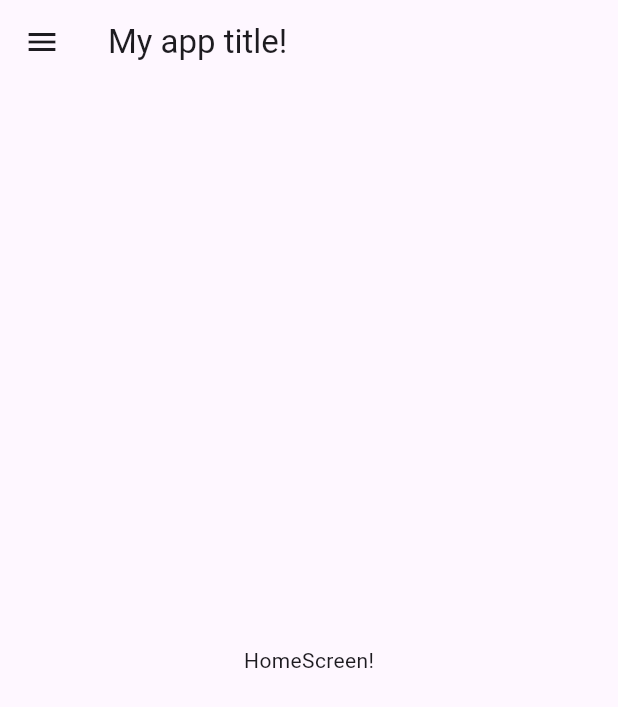
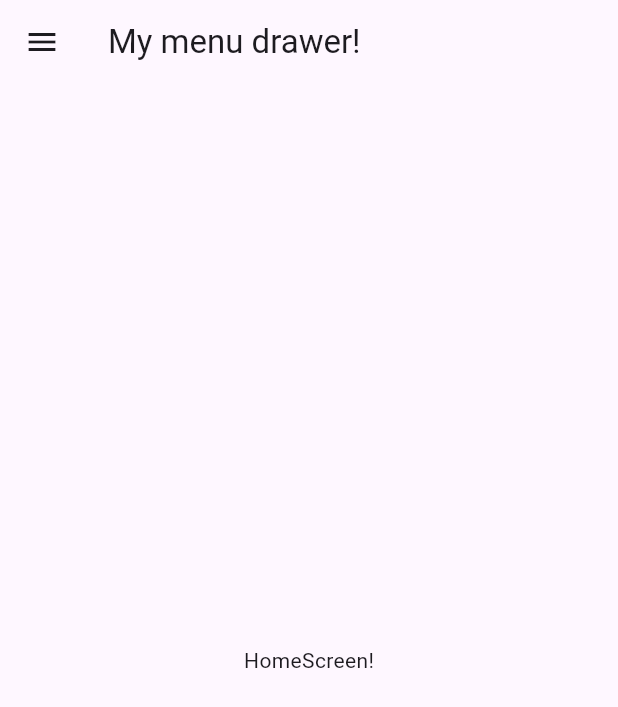
Before and after one commit to jesusherrera94/ejercicios_movil_2025Q2, a Flutter app: the screen it shows after launch, after a tap on the "menu" icon, after a tap on "Home", on a phone screen of 412 x 824 dp. Shown: the top 707 px of the screen. Run offline on Flutter 3.47's test engine with Material 3 defaults, Android fonts, the phone set to English and light mode, and no system bars.

Commit message:
Update drawer.dart

```diff
--- a/menudrawer/lib/drawer.dart
+++ b/menudrawer/lib/drawer.dart
@@ -4,16 +4,17 @@ import 'screens/profile.dart';
 
 
 class MenuDrawer extends StatefulWidget {
-  const MenuDrawer({super.key});
+
   @override
   State<MenuDrawer> createState() => _MenuDrawerState();
+
 }
 
 class _MenuDrawerState extends State<MenuDrawer> {
 
   int _selectedIndex = 0;
 
-  static const List<Widget> _screens = [
+  final List<Widget> _screens = [
     HomeScreen(),
     ProfileScreen()
   ];
@@ -24,47 +25,47 @@ class _MenuDrawerState extends State<MenuDrawer> {
     });
   }
 
+
+
   @override
   Widget build(BuildContext context) {
     return Scaffold(
       appBar: AppBar(
-        title: Text('My app title!'),
+        title: Text('My menu drawer!'),
         leading: Builder(builder: (context) {
           return IconButton(onPressed: () {
-            Scaffold.of(context).openDrawer();
-          }, icon: const Icon(Icons.menu));
+            Scaffold.of(context).openDrawer(); // abrir el menu
+          }, icon: Icon(Icons.menu));
         }),
       ),
       body: _screens[_selectedIndex],
       drawer: Drawer(
         child: ListView(
-          padding: EdgeInsets.zero,
+          padding: EdgeInsets.zero, // removiendo padding
           children: [
-            const DrawerHeader(
+            DrawerHeader(child: Text('Drawer Header!'),
             decoration: BoxDecoration(color: Colors.blueAccent),
-              child: Text('Drawer Header!')),
+            ),
             ListTile(
-                title: const Text('Home'),
+              title: Text('Home'),
               selected: _selectedIndex == 0,
               onTap: () {
                 _onTapMenuItem(0);
-                  // closes the drawer!
-                  Navigator.pop(context);
+                Navigator.pop(context); // cerrar el menu drawer
               },
             ),
             ListTile(
-                title: const Text('Profile'),
+              title: Text('Profile'),
               selected: _selectedIndex == 1,
               onTap: () {
                 _onTapMenuItem(1);
-                  // closes the drawer!
-                  Navigator.pop(context);
+                Navigator.pop(context); // cerrar el menu drawer
               },
             )
           ],
         ),
       ),
     );
+  }
 
 }
-}
```
Lines whose indentation alone changed are shown as unchanged.
